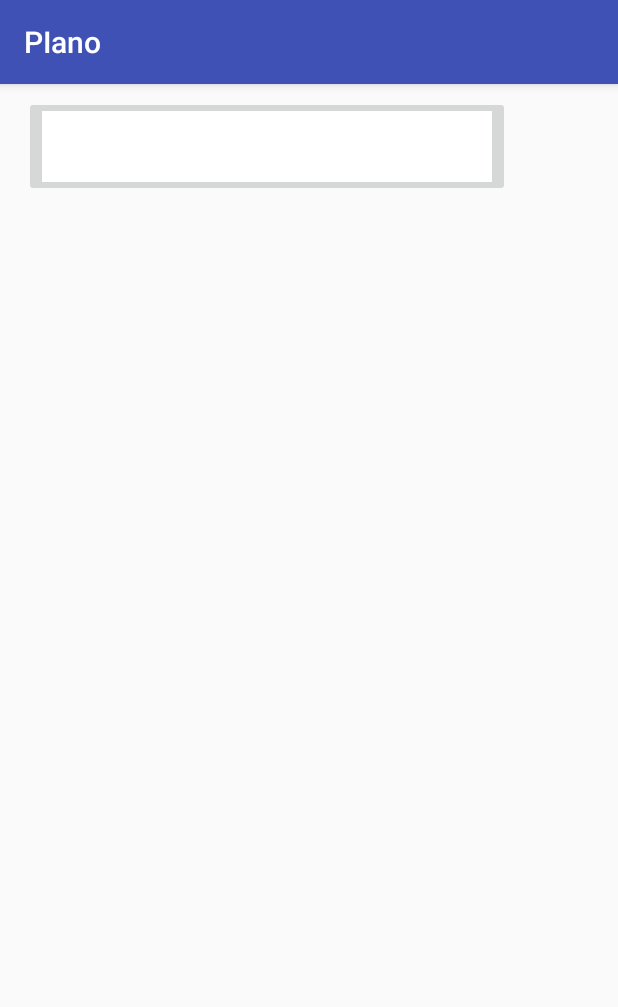
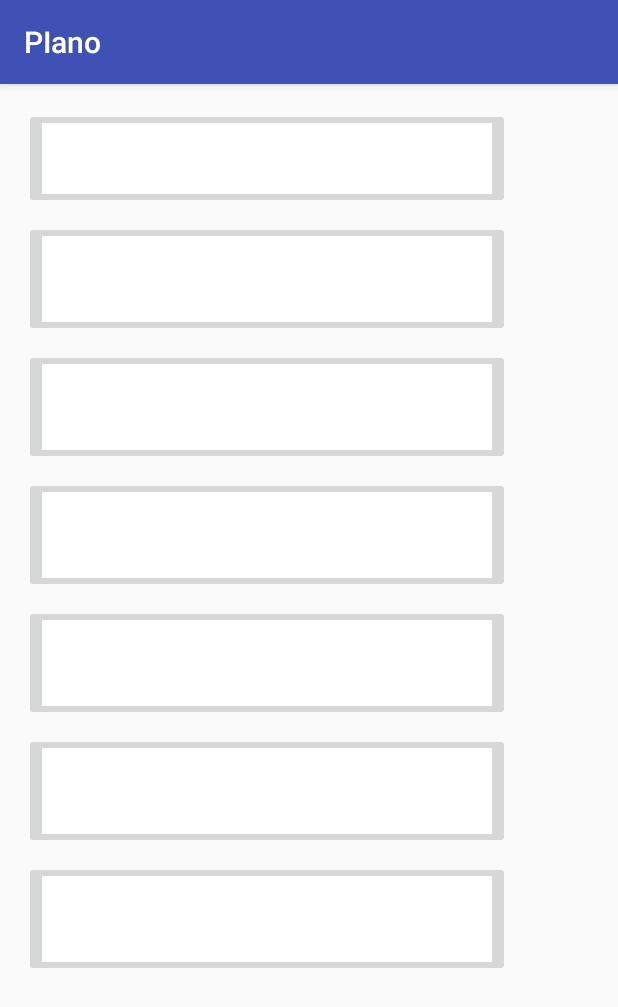
Before and after one commit to Jmiller7023/PIano, an Android app: the PIanoActivity screen opened directly, with no data from a screen before it, on a phone screen of 412 x 824 dp. Shown: the top 1007 px of the screen. Run offline under Robolectric (Android 15) with nearby library versions, the phone set to English and light mode, and no system bars.

Commit message:
Now have a working piano activity.

```diff
--- a/PIanoCode/app/src/main/AndroidManifest.xml
+++ b/PIanoCode/app/src/main/AndroidManifest.xml
@@ -25,7 +25,14 @@
                 android:name="android.support.PARENT_ACTIVITY"
                 android:value=".MainActivity" />
         </activity>
-        <activity android:name=".PIanoActivity"></activity>
+        <activity android:name=".PIanoActivity">
+        android:parentActivityName=".MainActivity">
+
+        <!-- The meta-data tag is required if you support API level 15 and lower -->
+        <meta-data
+            android:name="android.support.PARENT_ACTIVITY"
+            android:value=".MainActivity" />
+    </activity>
     </application>
 
 </manifest>
--- a/PIanoCode/app/src/main/java/com/example/user/pianocode/PIanoActivity.java
+++ b/PIanoCode/app/src/main/java/com/example/user/pianocode/PIanoActivity.java
@@ -14,7 +14,25 @@ public class PIanoActivity extends AppCompatActivity {
     }
 
     public void playSound(View view){
-        MediaPlayer mediaPlayer = MediaPlayer.create(this, R.raw.a1);
+        int sound = R.raw.a3;
+        switch(view.getId()) {
+            case R.id.key1: sound = R.raw.a3;
+                break;
+            case R.id.key2: sound = R.raw.a4;
+                break;
+            case R.id.key3: sound = R.raw.a5;
+                break;
+            case R.id.key4: sound = R.raw.b3;
+                break;
+            case R.id.key5: sound = R.raw.b4;
+                break;
+            case R.id.key6: sound = R.raw.b5;
+                break;
+            case R.id.key7: sound = R.raw.c3;
+                break;
+        }
+
+        MediaPlayer mediaPlayer = MediaPlayer.create(this, sound);
         mediaPlayer.start(); // no need to call prepare(); create() does that for you
     }
 }
--- a/PIanoCode/app/src/main/res/layout/activity_piano.xml
+++ b/PIanoCode/app/src/main/res/layout/activity_piano.xml
@@ -2,20 +2,106 @@
 <android.support.constraint.ConstraintLayout xmlns:android="http://schemas.android.com/apk/res/android"
     xmlns:app="http://schemas.android.com/apk/res-auto"
     xmlns:tools="http://schemas.android.com/tools"
+    android:id="@+id/buttons"
     android:layout_width="match_parent"
     android:layout_height="match_parent"
     tools:context="com.example.user.pianocode.PIanoActivity">
 
     <ImageButton
-        android:id="@+id/imageButton"
+        android:id="@+id/key1"
         android:layout_width="324dp"
         android:layout_height="67dp"
         android:layout_marginLeft="16dp"
         android:layout_marginStart="16dp"
-        android:layout_marginTop="8dp"
+        android:layout_marginTop="16dp"
+        android:contentDescription="a1key"
         android:onClick="playSound"
         app:layout_constraintLeft_toLeftOf="parent"
         app:layout_constraintStart_toStartOf="parent"
         app:layout_constraintTop_toTopOf="parent"
         app:srcCompat="@android:color/background_light" />
+
+    <ImageButton
+        android:id="@+id/key2"
+        android:layout_width="324dp"
+        android:layout_height="77dp"
+        android:layout_marginLeft="16dp"
+        android:layout_marginStart="16dp"
+        android:layout_marginTop="8dp"
+        android:contentDescription="a2key"
+        android:onClick="playSound"
+        app:layout_constraintLeft_toLeftOf="parent"
+        app:layout_constraintStart_toStartOf="parent"
+        app:layout_constraintTop_toBottomOf="@+id/key1"
+        app:srcCompat="@android:color/background_light" />
+
+    <ImageButton
+        android:id="@+id/key3"
+        android:layout_width="324dp"
+        android:layout_height="77dp"
+        android:layout_marginLeft="16dp"
+        android:layout_marginStart="16dp"
+        android:layout_marginTop="8dp"
+        android:contentDescription="a3key"
+        android:onClick="playSound"
+        app:layout_constraintLeft_toLeftOf="parent"
+        app:layout_constraintStart_toStartOf="parent"
+        app:layout_constraintTop_toBottomOf="@+id/key2"
+        app:srcCompat="@android:color/background_light" />
+
+    <ImageButton
+        android:id="@+id/key4"
+        android:layout_width="324dp"
+        android:layout_height="77dp"
+        android:layout_marginLeft="16dp"
+        android:layout_marginStart="16dp"
+        android:layout_marginTop="8dp"
+        android:contentDescription="a4key"
+        android:onClick="playSound"
+        app:layout_constraintLeft_toLeftOf="parent"
+        app:layout_constraintStart_toStartOf="parent"
+        app:layout_constraintTop_toBottomOf="@+id/key3"
+        app:srcCompat="@android:color/background_light" />
+
+    <ImageButton
+        android:id="@+id/key5"
+        android:layout_width="324dp"
+        android:layout_height="77dp"
+        android:layout_marginLeft="16dp"
+        android:layout_marginStart="16dp"
+        android:layout_marginTop="8dp"
+        android:contentDescription="a5key"
+        android:onClick="playSound"
+        app:layout_constraintLeft_toLeftOf="parent"
+        app:layout_constraintStart_toStartOf="parent"
+        app:layout_constraintTop_toBottomOf="@+id/key4"
+        app:srcCompat="@android:color/background_light" />
+
+    <ImageButton
+        android:id="@+id/key6"
+        android:layout_width="324dp"
+        android:layout_height="77dp"
+        android:layout_marginLeft="16dp"
+        android:layout_marginStart="16dp"
+        android:layout_marginTop="8dp"
+        android:contentDescription="a6key"
+        android:onClick="playSound"
+        app:layout_constraintLeft_toLeftOf="parent"
+        app:layout_constraintStart_toStartOf="parent"
+        app:layout_constraintTop_toBottomOf="@+id/key5"
+        app:srcCompat="@android:color/background_light" />
+
+    <ImageButton
+        android:id="@+id/key7"
+        android:layout_width="324dp"
+        android:layout_height="77dp"
+        android:layout_marginLeft="16dp"
+        android:layout_marginStart="16dp"
+        android:layout_marginTop="8dp"
+        android:contentDescription="a7key"
+        android:onClick="playSound"
+        app:layout_constraintLeft_toLeftOf="parent"
+        app:layout_constraintStart_toStartOf="parent"
+        app:layout_constraintTop_toBottomOf="@+id/key6"
+        app:srcCompat="@android:color/background_light" />
 </android.support.constraint.ConstraintLayout>
```
Also changed, not shown: 8 other files.
